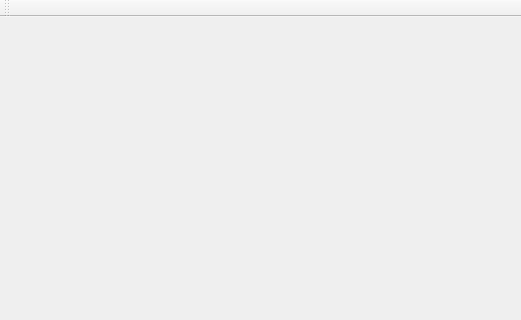
Before: the Qt Designer form mainwindow.ui in mseefelder/volumeFromScratch, drawn with Qt 5; both pictures show x 0 to 521 and y 0 to 320 of the 521 by 581 pixel window.
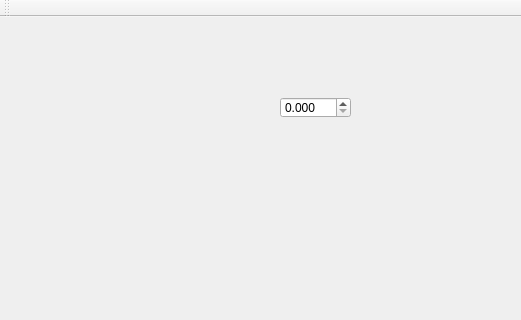
After: the same form once the commit is applied. Custom widgets are drawn as their Qt base class.

What changed in the file:
```diff
--- a/mainwindow.ui
+++ b/mainwindow.ui
@@ -30,6 +30,28 @@
      </rect>
     </property>
    </widget>
+   <widget class="QDoubleSpinBox" name="layer">
+    <property name="geometry">
+     <rect>
+      <x>280</x>
+      <y>80</y>
+      <width>71</width>
+      <height>21</height>
+     </rect>
+    </property>
+    <property name="accelerated">
+     <bool>false</bool>
+    </property>
+    <property name="decimals">
+     <number>3</number>
+    </property>
+    <property name="maximum">
+     <double>1.000000000000000</double>
+    </property>
+    <property name="singleStep">
+     <double>0.005000000000000</double>
+    </property>
+   </widget>
   </widget>
   <widget class="QMenuBar" name="menuBar">
    <property name="geometry">
```
Left out of the diff: 2 changed lines with no effect on the pictures.
